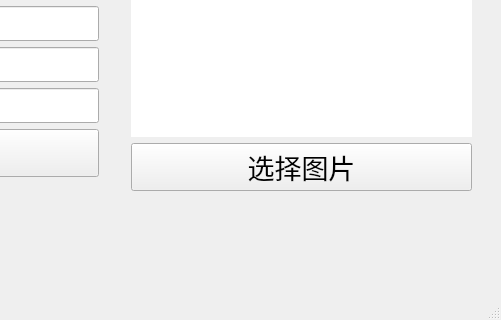
Qt form face_recognition/mainwindow.ui (1314kele/Face-Recognition-Attendance-System) before a commit; both pictures show x 299 to 800 and y 160 to 480 of the 800 by 480 pixel window.
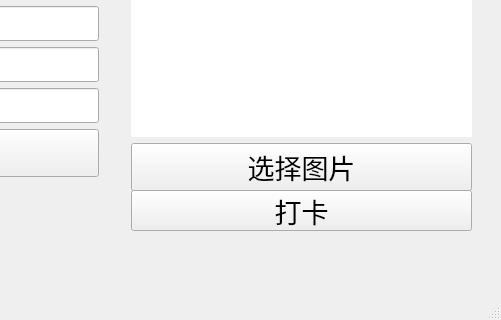
The same form after that commit. Icons and pictures are not drawn.

```diff
--- a/face_recognition/mainwindow.ui
+++ b/face_recognition/mainwindow.ui
@@ -17,7 +17,7 @@
    <string notr="true">QMainWindow{background-image: url(:/image/clannad.bmp);}</string>
   </property>
   <widget class="QWidget" name="centralwidget">
-   <widget class="QWidget" name="">
+   <widget class="QWidget" name="layoutWidget">
     <property name="geometry">
      <rect>
       <x>200</x>
@@ -68,7 +68,7 @@
      </item>
     </layout>
    </widget>
-   <widget class="QWidget" name="">
+   <widget class="QWidget" name="layoutWidget">
     <property name="geometry">
      <rect>
       <x>430</x>
@@ -103,7 +103,7 @@
      </item>
     </layout>
    </widget>
-   <widget class="QWidget" name="">
+   <widget class="QWidget" name="layoutWidget">
     <property name="geometry">
      <rect>
       <x>50</x>
@@ -231,6 +231,25 @@
      </item>
     </layout>
    </widget>
+   <widget class="QPushButton" name="pushButton">
+    <property name="geometry">
+     <rect>
+      <x>430</x>
+      <y>350</y>
+      <width>341</width>
+      <height>41</height>
+     </rect>
+    </property>
+    <property name="font">
+     <font>
+      <family>楷体</family>
+      <pointsize>20</pointsize>
+     </font>
+    </property>
+    <property name="text">
+     <string>打卡</string>
+    </property>
+   </widget>
   </widget>
   <widget class="QMenuBar" name="menubar">
    <property name="geometry">
```
